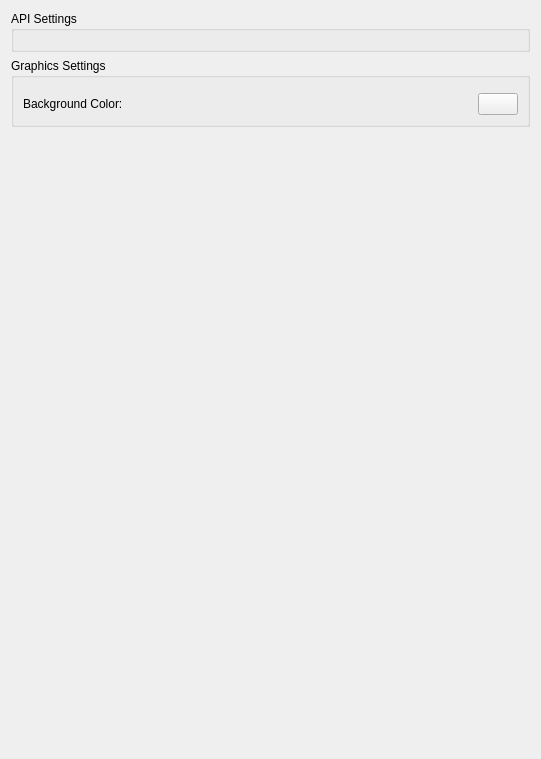
Above: src/yuzu/configuration/configure_graphics.ui from Yoru28592/yuzu-emu-feb-29-2024 before the change. Below: the same form after it.
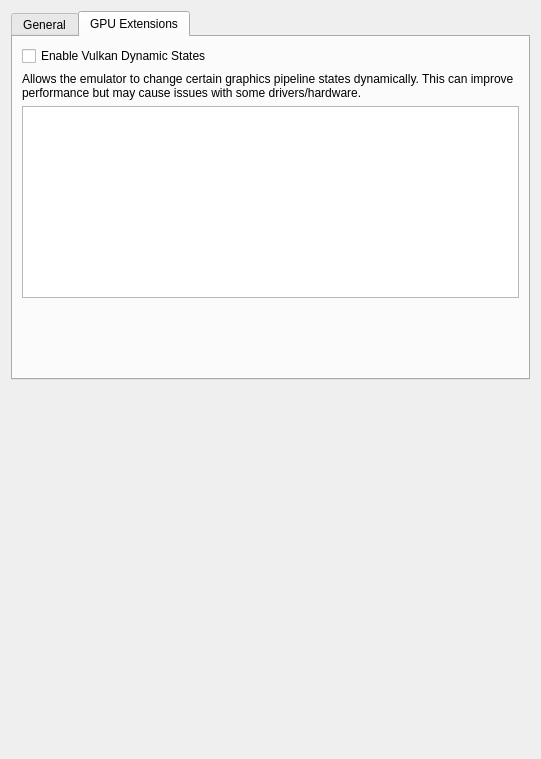
That is the form after the change. The open tabs and pages were chosen to show the change.

Commit message: feat: Add GPU Extensions tab and Dynamic State setting

```diff
--- a/src/yuzu/configuration/configure_graphics.ui
+++ b/src/yuzu/configuration/configure_graphics.ui
@@ -18,7 +18,15 @@
   </property>
   <layout class="QVBoxLayout" name="verticalLayout_1">
    <item>
-    <layout class="QVBoxLayout" name="verticalLayout_2">
+    <widget class="QTabWidget" name="graphicsTabWidget">
+     <property name="currentIndex">
+      <number>0</number>
+     </property>
+     <widget class="QWidget" name="generalTab">
+      <attribute name="title">
+       <string>General</string>
+      </attribute>
+      <layout class="QVBoxLayout" name="verticalLayout_generalTab">
      <item>
       <widget class="QGroupBox" name="groupBox_2">
        <property name="title">
@@ -130,6 +138,48 @@
       </widget>
      </item>
     </layout>
+     </widget>
+     <widget class="QWidget" name="gpuExtensionsTab">
+      <attribute name="title">
+       <string>GPU Extensions</string>
+      </attribute>
+      <layout class="QVBoxLayout" name="verticalLayout_gpuExtensionsTab">
+       <item>
+        <widget class="QCheckBox" name="enable_dynamic_state_checkbox">
+         <property name="text">
+          <string>Enable Vulkan Dynamic States</string>
+         </property>
+        </widget>
+       </item>
+       <item>
+        <widget class="QLabel" name="dynamic_state_description_label">
+         <property name="text">
+          <string>Allows the emulator to change certain graphics pipeline states dynamically. This can improve performance but may cause issues with some drivers/hardware.</string>
+         </property>
+         <property name="wordWrap">
+          <bool>true</bool>
+         </property>
+        </widget>
+       </item>
+       <item>
+        <widget class="QListWidget" name="gpu_extensions_listwidget"/>
+       </item>
+       <item>
+        <spacer name="verticalSpacer_gpuExtensionsTab">
+         <property name="orientation">
+          <enum>Qt::Vertical</enum>
+         </property>
+         <property name="sizeHint" stdset="0">
+          <size>
+           <width>20</width>
+           <height>40</height>
+          </size>
+         </property>
+        </spacer>
+       </item>
+      </layout>
+     </widget>
+    </widget>
    </item>
    <item>
     <spacer name="verticalSpacer">
```
Lines whose indentation alone changed are shown as unchanged. The commit also changes 6 other files.
